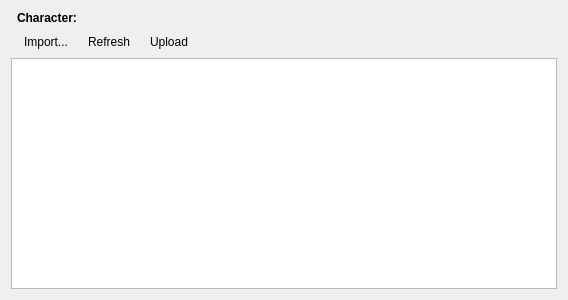
First picture: the form in src/chatbot/front-end/cluewidget.ui, repository lvklabs/chatbot, before the edit.
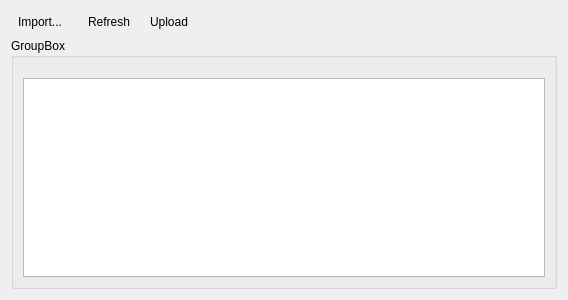
Second picture: the form after the edit. Icons and pictures are not drawn. Custom widgets are drawn as their Qt base class.

Commit message: New layout in ClueWidget

Patch:
```diff
--- a/src/chatbot/front-end/cluewidget.ui
+++ b/src/chatbot/front-end/cluewidget.ui
@@ -16,7 +16,24 @@
   <layout class="QGridLayout" name="gridLayout_2">
    <item row="1" column="1">
     <layout class="QGridLayout" name="gridLayout">
-     <item row="2" column="4">
+     <item row="1" column="3">
+      <widget class="QToolButton" name="uploadButton">
+       <property name="text">
+        <string>Upload</string>
+       </property>
+       <property name="icon">
+        <iconset resource="../res/chatbot_theme.qrc">
+         <normaloff>:/icons/upload.png</normaloff>:/icons/upload.png</iconset>
+       </property>
+       <property name="toolButtonStyle">
+        <enum>Qt::ToolButtonTextBesideIcon</enum>
+       </property>
+       <property name="autoRaise">
+        <bool>true</bool>
+       </property>
+      </widget>
+     </item>
+     <item row="1" column="4">
       <spacer name="horizontalSpacer">
        <property name="orientation">
         <enum>Qt::Horizontal</enum>
@@ -29,44 +46,7 @@
        </property>
       </spacer>
      </item>
-     <item row="2" column="3">
-      <widget class="QToolButton" name="uploadButton">
-       <property name="text">
-        <string>Upload</string>
-       </property>
-       <property name="icon">
-        <iconset resource="../res/chatbot_theme.qrc">
-         <normaloff>:/icons/upload.png</normaloff>:/icons/upload.png</iconset>
-       </property>
-       <property name="toolButtonStyle">
-        <enum>Qt::ToolButtonTextBesideIcon</enum>
-       </property>
-       <property name="autoRaise">
-        <bool>true</bool>
-       </property>
-      </widget>
-     </item>
-     <item row="6" column="0" colspan="7">
-      <widget class="Lvk::FE::ScriptCoverageWidget" name="scripts"/>
-     </item>
-     <item row="2" column="1">
-      <widget class="QToolButton" name="importButton">
-       <property name="text">
-        <string>Import...</string>
-       </property>
-       <property name="icon">
-        <iconset resource="../res/chatbot_theme.qrc">
-         <normaloff>:/icons/open_chatbot.png</normaloff>:/icons/open_chatbot.png</iconset>
-       </property>
-       <property name="toolButtonStyle">
-        <enum>Qt::ToolButtonTextBesideIcon</enum>
-       </property>
-       <property name="autoRaise">
-        <bool>true</bool>
-       </property>
-      </widget>
-     </item>
-     <item row="2" column="2">
+     <item row="1" column="2">
       <widget class="QToolButton" name="refreshButton">
        <property name="text">
         <string>Refresh</string>
@@ -83,17 +63,36 @@
        </property>
       </widget>
      </item>
-     <item row="1" column="1" colspan="4">
-      <widget class="QLabel" name="curCharacterLabel">
-       <property name="font">
-        <font>
-         <weight>75</weight>
-         <bold>true</bold>
-        </font>
-       </property>
+     <item row="1" column="0">
+      <widget class="QToolButton" name="importButton">
        <property name="text">
-        <string>Character: </string>
+        <string>Import...</string>
        </property>
+       <property name="icon">
+        <iconset resource="../res/chatbot_theme.qrc">
+         <normaloff>:/icons/open_chatbot.png</normaloff>:/icons/open_chatbot.png</iconset>
+       </property>
+       <property name="toolButtonStyle">
+        <enum>Qt::ToolButtonTextBesideIcon</enum>
+       </property>
+       <property name="autoRaise">
+        <bool>true</bool>
+       </property>
+      </widget>
+     </item>
+     <item row="2" column="0" colspan="5">
+      <widget class="QGroupBox" name="charaterBox">
+       <property name="title">
+        <string>GroupBox</string>
+       </property>
+       <layout class="QGridLayout" name="gridLayout_4">
+        <property name="topMargin">
+         <number>20</number>
+        </property>
+        <item row="0" column="0">
+         <widget class="Lvk::FE::ScriptCoverageWidget" name="scripts"/>
+        </item>
+       </layout>
       </widget>
      </item>
     </layout>
```
The commit also changes 1 other file.
